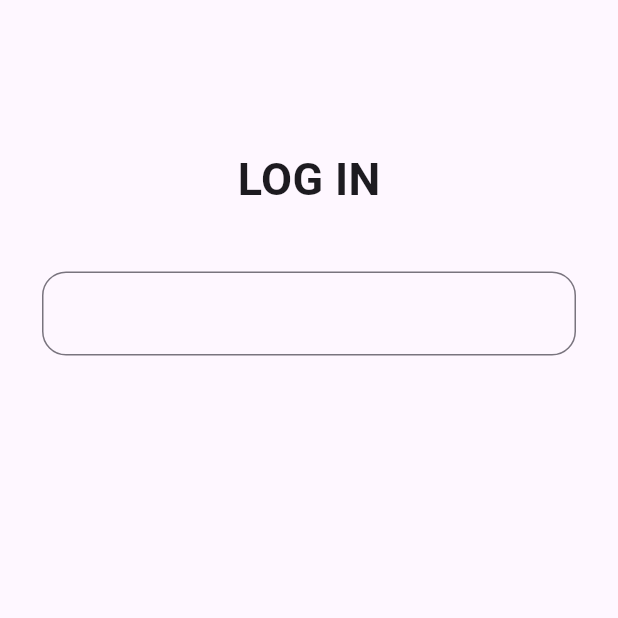
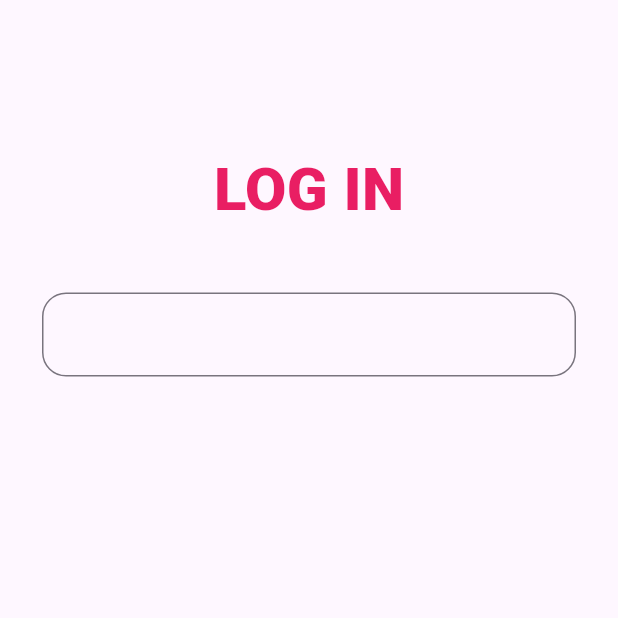
Before and after one commit to sohasara/E-Commerce-App, a Flutter app: the screen it shows after launch, on a phone screen of 412 x 824 dp, the top half of it. Run offline on Flutter 3.47's test engine with Material 3 defaults, Android fonts, the phone set to English and light mode, and no system bars.

Commit message:
add text color

```diff
--- a/lib/feature/presentation/pages/log_in.dart
+++ b/lib/feature/presentation/pages/log_in.dart
@@ -18,8 +18,9 @@ class LogIn extends StatelessWidget {
               Text(
                 'LOG IN',
                 style: TextStyle(
-                  fontSize: 30,
-                  fontWeight: FontWeight.bold,
+                  fontSize: 40,
+                  fontWeight: FontWeight.w900,
+                  color: Colors.pink,
                 ),
               ),
               SizedBox(
```
